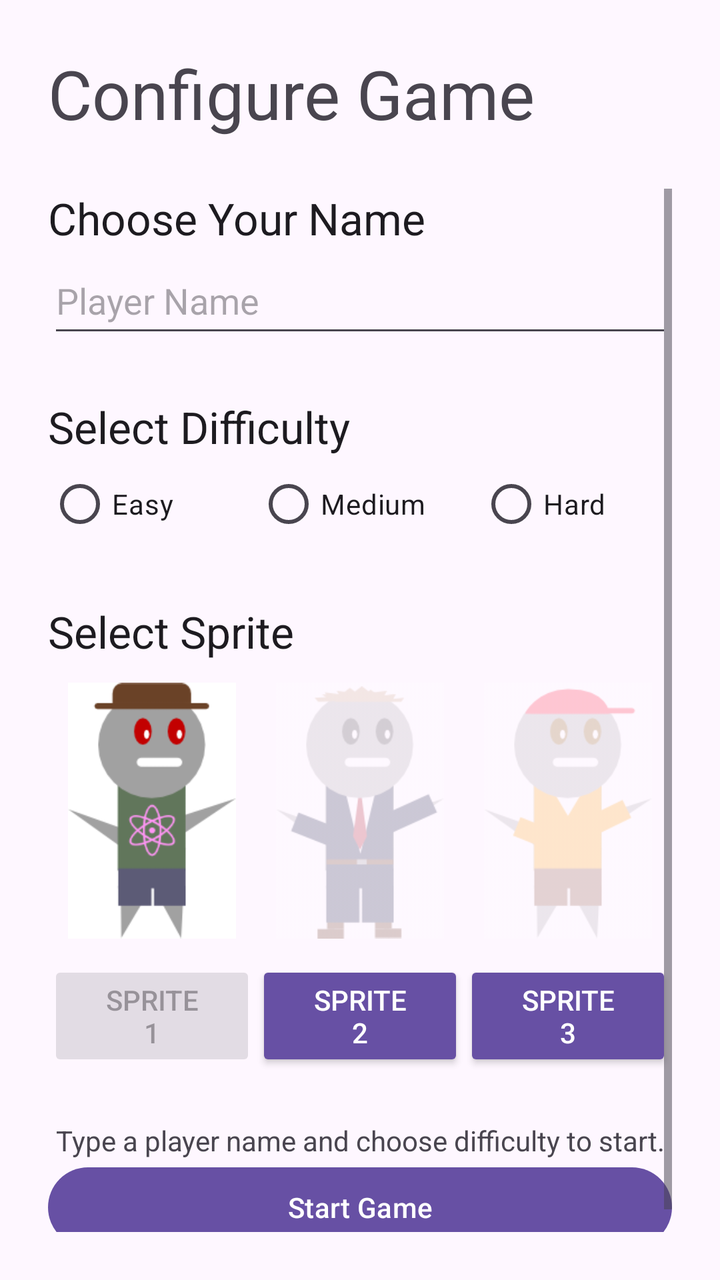
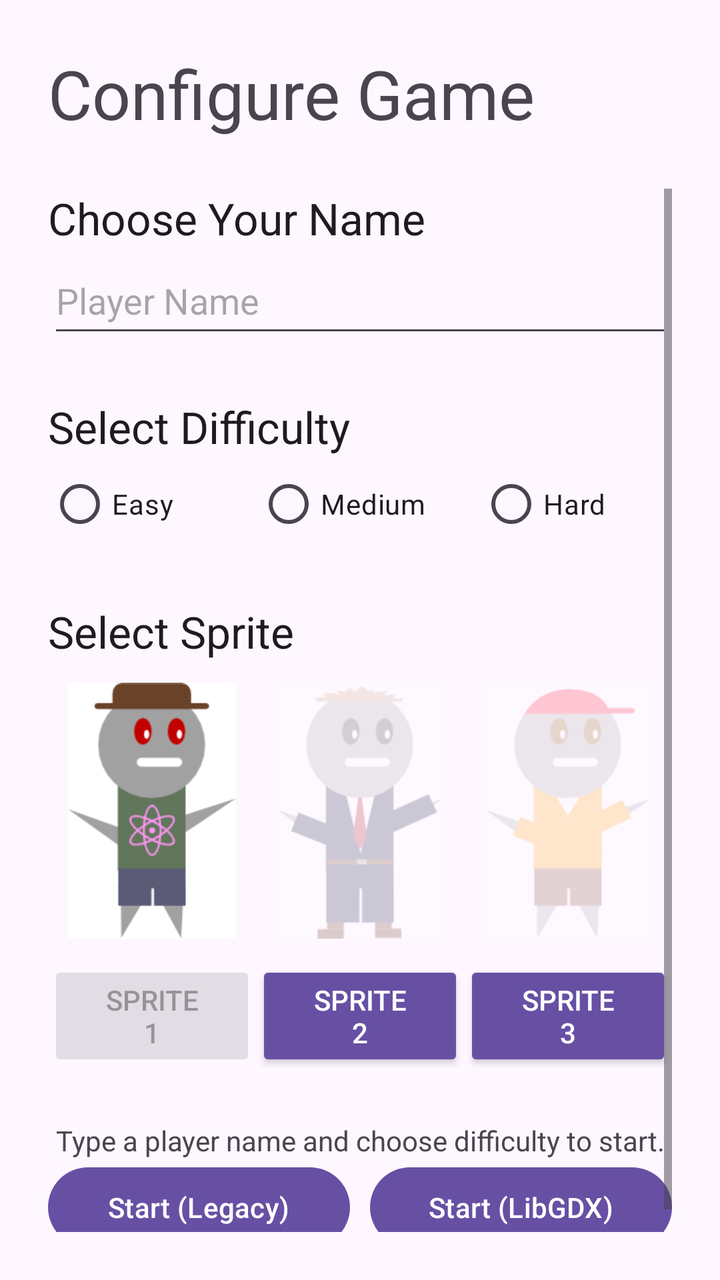

Compare the two renders of this Android layout. The source of the first and the diff that turns it into the second are given below.
<!-- AndroidManifest.xml: application theme Theme.CS2340C_Team28 -->
<!-- res/layout/activity_config_screen.xml -->
<?xml version="1.0" encoding="utf-8"?>
<androidx.constraintlayout.widget.ConstraintLayout xmlns:android="http://schemas.android.com/apk/res/android"
    xmlns:app="http://schemas.android.com/apk/res-auto"
    xmlns:tools="http://schemas.android.com/tools"
    android:layout_width="match_parent"
    android:layout_height="match_parent"
    tools:context=".activities.ConfigScreenActivity">

    <LinearLayout
        android:layout_width="match_parent"
        android:layout_height="match_parent"
        android:layout_marginStart="24dp"
        android:layout_marginTop="24dp"
        android:layout_marginEnd="24dp"
        android:layout_marginBottom="24dp"
        android:orientation="vertical"
        app:layout_constraintBottom_toBottomOf="parent"
        app:layout_constraintEnd_toEndOf="parent"
        app:layout_constraintStart_toStartOf="parent"
        app:layout_constraintTop_toTopOf="parent">

        <TextView
            android:id="@+id/textView2"
            android:layout_width="match_parent"
            android:layout_height="wrap_content"
            android:text="Configure Game"
            android:textAppearance="@style/TextAppearance.AppCompat.Display1" />

        <Space
            android:layout_width="match_parent"
            android:layout_height="25dp" />

        <ScrollView
            android:layout_width="match_parent"
            android:layout_height="match_parent">

            <LinearLayout
                android:layout_width="match_parent"
                android:layout_height="wrap_content"
                android:orientation="vertical">

                <TextView
                    android:id="@+id/textView5"
                    android:layout_width="match_parent"
                    android:layout_height="wrap_content"
                    android:text="Choose Your Name"
                    android:textAppearance="@style/TextAppearance.AppCompat.Large" />

                <EditText
                    android:id="@+id/playerNameEditText"
                    android:layout_width="match_parent"
                    android:layout_height="50dp"
                    android:ems="10"
                    android:hint="Player Name"
                    android:imeOptions="actionDone"
                    android:importantForAccessibility="no"
                    android:inputType="text" />

                <Space
                    android:layout_width="match_parent"
                    android:layout_height="25dp" />

                <TextView
                    android:id="@+id/textView4"
                    android:layout_width="match_parent"
                    android:layout_height="wrap_content"
                    android:text="Select Difficulty"
                    android:textAppearance="@style/TextAppearance.AppCompat.Large" />

                <RadioGroup
                    android:id="@+id/radioGroup"
                    android:layout_width="match_parent"
                    android:layout_height="wrap_content"
                    android:orientation="horizontal">

                    <RadioButton
                        android:id="@+id/radioButton1"
                        android:layout_width="102dp"
                        android:layout_height="wrap_content"
                        android:layout_weight="1"
                        android:text="Easy" />

                    <RadioButton
                        android:id="@+id/radioButton2"
                        android:layout_width="109dp"
                        android:layout_height="wrap_content"
                        android:layout_weight="1"
                        android:text="Medium" />

                    <RadioButton
                        android:id="@+id/radioButton3"
                        android:layout_width="94dp"
                        android:layout_height="wrap_content"
                        android:layout_weight="1"
                        android:text="Hard" />
                </RadioGroup>

                <Space
                    android:layout_width="match_parent"
                    android:layout_height="25dp" />

                <TextView
                    android:id="@+id/textView6"
                    android:layout_width="match_parent"
                    android:layout_height="wrap_content"
                    android:text="Select Sprite"
                    android:textAppearance="@style/TextAppearance.AppCompat.Large" />

                <LinearLayout
                    android:layout_width="match_parent"
                    android:layout_height="wrap_content"
                    android:orientation="horizontal">

                    <LinearLayout
                        android:layout_width="match_parent"
                        android:layout_height="match_parent"
                        android:layout_weight="1"
                        android:orientation="vertical">

                        <ImageView
                            android:id="@+id/spriteView1"
                            android:layout_width="match_parent"
                            android:layout_height="150dp"
                            android:adjustViewBounds="true"
                            android:alpha="1.0"
                            android:padding="10dp"
                            android:scaleType="fitCenter"
                            android:src="@drawable/person1" />

                        <Button
                            android:id="@+id/spriteButton1"
                            style="@style/Widget.AppCompat.Button.Colored"
                            android:layout_width="match_parent"
                            android:layout_height="wrap_content"
                            android:enabled="false"
                            android:text="Sprite 1" />
                    </LinearLayout>

                    <LinearLayout
                        android:layout_width="match_parent"
                        android:layout_height="match_parent"
                        android:layout_weight="1"
                        android:orientation="vertical">

                        <ImageView
                            android:id="@+id/spriteView2"
                            android:layout_width="match_parent"
                            android:layout_height="150dp"
                            android:adjustViewBounds="true"
                            android:alpha="0.2"
                            android:padding="10dp"
                            android:scaleType="fitCenter"
                            android:src="@drawable/person2" />

                        <Button
                            android:id="@+id/spriteButton2"
                            style="@style/Widget.AppCompat.Button.Colored"
                            android:layout_width="match_parent"
                            android:layout_height="wrap_content"
                            android:text="Sprite 2" />
                    </LinearLayout>

                    <LinearLayout
                        android:layout_width="match_parent"
                        android:layout_height="match_parent"
                        android:layout_weight="1"
                        android:orientation="vertical">

                        <ImageView
                            android:id="@+id/spriteView3"
                            android:layout_width="match_parent"
                            android:layout_height="150dp"
                            android:adjustViewBounds="true"
                            android:alpha="0.2"
                            android:padding="10dp"
                            android:scaleType="fitCenter"
                            android:src="@drawable/person3" />

                        <Button
                            android:id="@+id/spriteButton3"
                            style="@style/Widget.AppCompat.Button.Colored"
                            android:layout_width="match_parent"
                            android:layout_height="wrap_content"
                            android:text="Sprite 3" />
                    </LinearLayout>
                </LinearLayout>

                <Space
                    android:layout_width="match_parent"
                    android:layout_height="25dp"
                    android:layout_weight="1" />

                <TextView
                    android:id="@+id/startHint"
                    android:layout_width="match_parent"
                    android:layout_height="wrap_content"
                    android:gravity="center"
                    android:text="Type a player name and choose difficulty to start." />

                <Button
                    android:id="@+id/startGameButton"
                    android:layout_width="match_parent"
                    android:layout_height="wrap_content"
                    android:text="Start Game" />

            </LinearLayout>
        </ScrollView>
    </LinearLayout>

</androidx.constraintlayout.widget.ConstraintLayout>
<!-- resources referenced by this layout -->
<resources>
  <!-- drawable person1: png bitmap (drawable, 8835 bytes) -->
  <!-- drawable person2: png bitmap (drawable, 7251 bytes) -->
  <!-- drawable person3: png bitmap (drawable, 6355 bytes) -->
  <style name="Theme.CS2340C_Team28" parent="Theme.MaterialComponents.DayNight.DarkActionBar">
          
          <item name="colorPrimary">@color/purple_500</item>
          <item name="colorPrimaryVariant">@color/purple_700</item>
          <item name="colorOnPrimary">@color/white</item>
          
          <item name="colorSecondary">@color/teal_200</item>
          <item name="colorSecondaryVariant">@color/teal_700</item>
          <item name="colorOnSecondary">@color/black</item>
          
          <item name="android:statusBarColor">?attr/colorPrimaryVariant</item>
          
      </style>
  <color name="purple_500">#FF6200EE</color>
  <color name="purple_700">#FF3700B3</color>
  <color name="white">#FFFFFFFF</color>
  <color name="teal_200">#FF03DAC5</color>
  <color name="teal_700">#FF018786</color>
  <color name="black">#FF000000</color>
</resources>

<!-- the commit's change to res/layout/activity_config_screen.xml (unified diff, before → after) -->
@@ -197,11 +197,29 @@
                     android:gravity="center"
                     android:text="Type a player name and choose difficulty to start." />
 
-                <Button
-                    android:id="@+id/startGameButton"
-                    android:layout_width="match_parent"
-                    android:layout_height="wrap_content"
-                    android:text="Start Game" />
+                <LinearLayout
+                    android:layout_width="match_parent"
+                    android:layout_height="match_parent"
+                    android:orientation="horizontal">
+
+                    <Button
+                        android:id="@+id/startGameButton"
+                        android:layout_width="match_parent"
+                        android:layout_height="wrap_content"
+                        android:layout_weight="1"
+                        android:text="Start (Legacy)" />
+
+                    <Space
+                        android:layout_width="10dp"
+                        android:layout_height="wrap_content" />
+
+                    <Button
+                        android:id="@+id/startGameButtonGDX"
+                        android:layout_width="match_parent"
+                        android:layout_height="wrap_content"
+                        android:layout_weight="1"
+                        android:text="Start (LibGDX)" />
+                </LinearLayout>
 
             </LinearLayout>
         </ScrollView>
